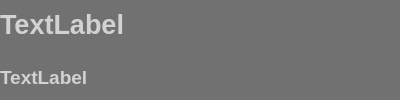
The window that SmartTimer/alertwidget.ui (secondYearProjects/SmartTimer) describes before a commit, drawn with Qt 5.
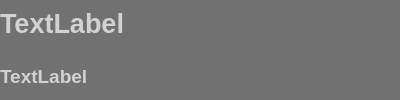
The same window after the commit. Icons and pictures are not drawn. Custom widgets are drawn as their Qt base class.

Commit message: Optimize alarm check, add sound, add color blinking, change alarm GUI

Diff of the .ui file:
```diff
--- a/SmartTimer/alertwidget.ui
+++ b/SmartTimer/alertwidget.ui
@@ -2,6 +2,9 @@
 <ui version="4.0">
  <class>alertwidget</class>
  <widget class="QWidget" name="alertwidget">
+  <property name="enabled">
+   <bool>true</bool>
+  </property>
   <property name="geometry">
    <rect>
     <x>0</x>
@@ -40,17 +43,39 @@
 QWidget#alertSwitch {
 	margin-right: 5px;
 }
-</string>
+
+QPushButton {
+		background-color: rgb(113,113,113);
+		color: white;
+		border: 0px;
+		border-radius: 35px;
+}
+
+QPushButton:hover:enabled {	
+	background-color: rgb(213, 126, 76);
+}</string>
   </property>
   <widget class="QWidget" name="widget" native="true">
    <property name="geometry">
     <rect>
      <x>0</x>
      <y>0</y>
-     <width>401</width>
-     <height>101</height>
+     <width>400</width>
+     <height>100</height>
     </rect>
    </property>
+   <property name="minimumSize">
+    <size>
+     <width>400</width>
+     <height>100</height>
+    </size>
+   </property>
+   <property name="maximumSize">
+    <size>
+     <width>400</width>
+     <height>100</height>
+    </size>
+   </property>
    <layout class="QHBoxLayout" name="horizontalLayout">
     <item>
      <layout class="QVBoxLayout" name="verticalLayout">
@@ -103,7 +128,7 @@
       </property>
       <property name="sizeHint" stdset="0">
        <size>
-        <width>80</width>
+        <width>75</width>
         <height>20</height>
        </size>
       </property>
```
Left out of the diff: 33 changed lines with no effect on the pictures. The commit also changes 4 other files.
